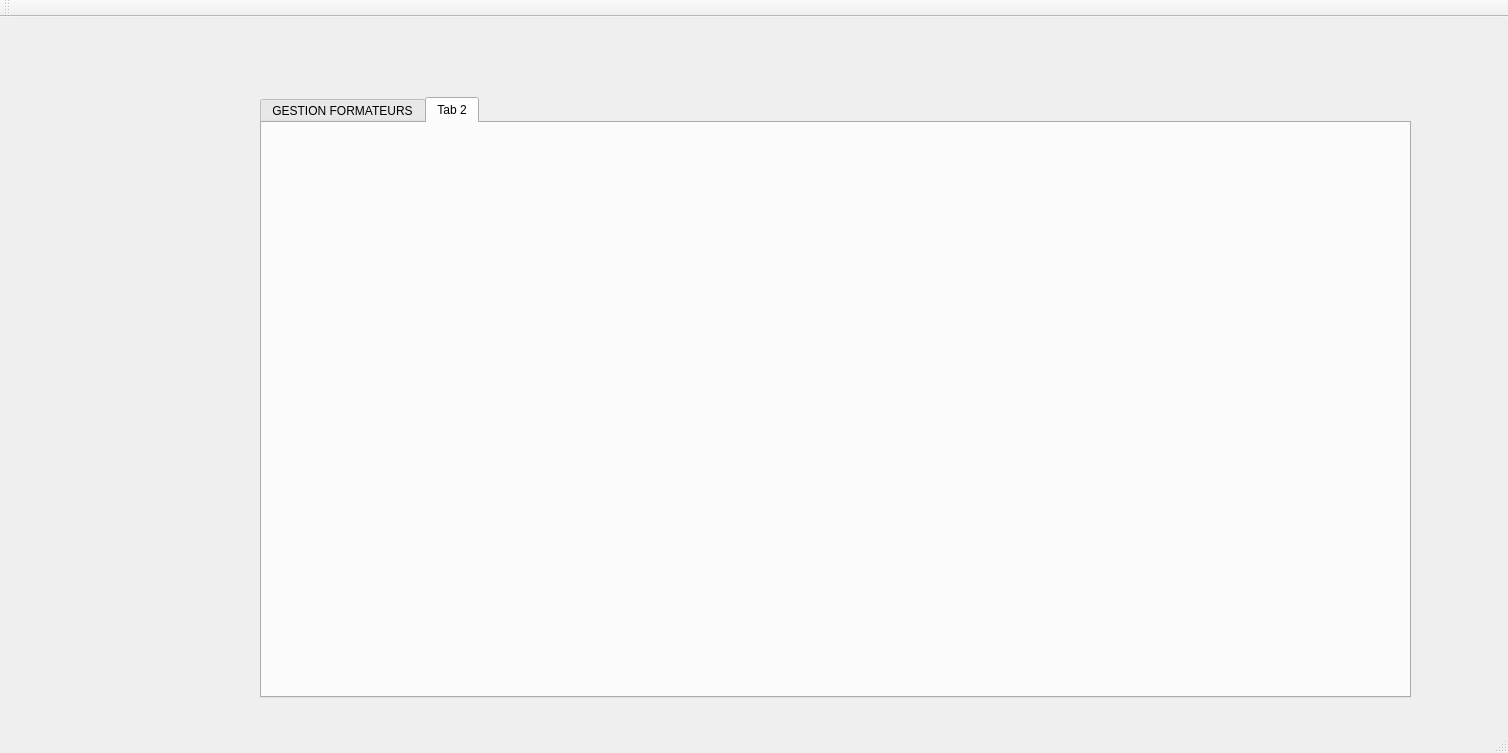
Above: mainwindow.ui from NouraneLammouchi/projetqt before the change. Below: the same form after it.
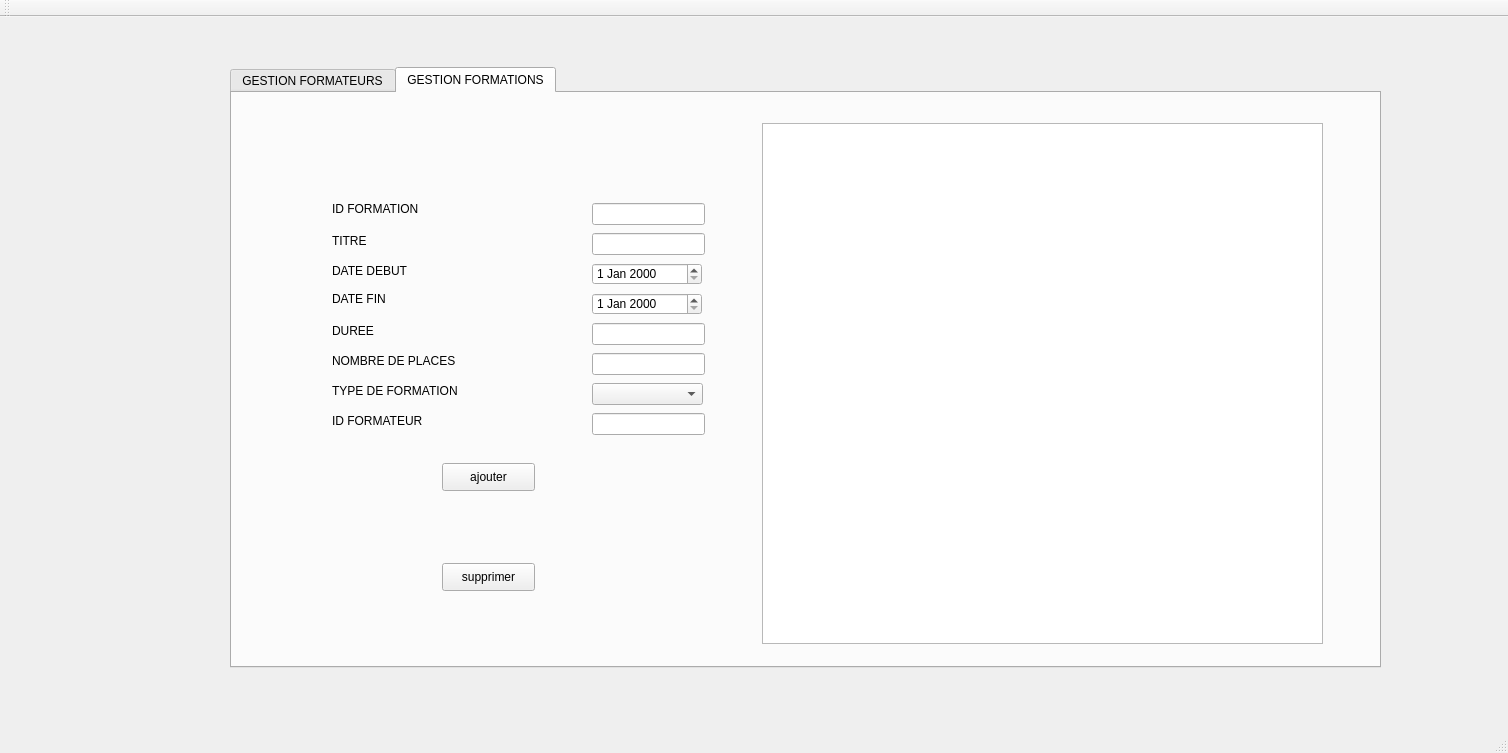
That is the form after the change. The open tabs and pages were chosen to show the change.

Commit message: ajouter/supprimer formations

What changed in the file:
```diff
--- a/mainwindow.ui
+++ b/mainwindow.ui
@@ -17,8 +17,8 @@
    <widget class="QTabWidget" name="tabWidget">
     <property name="geometry">
      <rect>
-      <x>260</x>
-      <y>80</y>
+      <x>230</x>
+      <y>50</y>
       <width>1151</width>
       <height>601</height>
      </rect>
@@ -207,8 +207,248 @@
     </widget>
     <widget class="QWidget" name="tab_2">
      <attribute name="title">
-      <string>Tab 2</string>
+      <string>GESTION FORMATIONS</string>
      </attribute>
+     <widget class="QPushButton" name="pushButton_ajouter_2">
+      <property name="geometry">
+       <rect>
+        <x>210</x>
+        <y>370</y>
+        <width>93</width>
+        <height>28</height>
+       </rect>
+      </property>
+      <property name="text">
+       <string>ajouter</string>
+      </property>
+     </widget>
+     <widget class="QTableView" name="tableView_formations">
+      <property name="geometry">
+       <rect>
+        <x>530</x>
+        <y>30</y>
+        <width>561</width>
+        <height>521</height>
+       </rect>
+      </property>
+     </widget>
+     <widget class="QLineEdit" name="lineEdit_nbrplace">
+      <property name="geometry">
+       <rect>
+        <x>360</x>
+        <y>260</y>
+        <width>113</width>
+        <height>22</height>
+       </rect>
+      </property>
+     </widget>
+     <widget class="QLineEdit" name="lineEdit_titre">
+      <property name="geometry">
+       <rect>
+        <x>360</x>
+        <y>140</y>
+        <width>113</width>
+        <height>22</height>
+       </rect>
+      </property>
+     </widget>
+     <widget class="QPushButton" name="pushButton_supprimer_2">
+      <property name="geometry">
+       <rect>
+        <x>210</x>
+        <y>470</y>
+        <width>93</width>
+        <height>28</height>
+       </rect>
+      </property>
+      <property name="text">
+       <string>supprimer</string>
+      </property>
+     </widget>
+     <widget class="QLabel" name="label_datefin">
+      <property name="geometry">
+       <rect>
+        <x>100</x>
+        <y>196</y>
+        <width>56</width>
+        <height>20</height>
+       </rect>
+      </property>
+      <property name="text">
+       <string>DATE FIN</string>
+      </property>
+     </widget>
+     <widget class="QLabel" name="label_id_formation">
+      <property name="geometry">
+       <rect>
+        <x>100</x>
+        <y>100</y>
+        <width>121</width>
+        <height>31</height>
+       </rect>
+      </property>
+      <property name="text">
+       <string>ID FORMATION</string>
+      </property>
+     </widget>
+     <widget class="QLabel" name="label_titre">
+      <property name="geometry">
+       <rect>
+        <x>100</x>
+        <y>140</y>
+        <width>56</width>
+        <height>16</height>
+       </rect>
+      </property>
+      <property name="text">
+       <string>TITRE</string>
+      </property>
+     </widget>
+     <widget class="QLabel" name="label_duree">
+      <property name="geometry">
+       <rect>
+        <x>100</x>
+        <y>230</y>
+        <width>81</width>
+        <height>16</height>
+       </rect>
+      </property>
+      <property name="text">
+       <string>DUREE</string>
+      </property>
+     </widget>
+     <widget class="QLineEdit" name="lineEdit_duree">
+      <property name="geometry">
+       <rect>
+        <x>360</x>
+        <y>230</y>
+        <width>113</width>
+        <height>22</height>
+       </rect>
+      </property>
+     </widget>
+     <widget class="QLabel" name="label_datedebut">
+      <property name="geometry">
+       <rect>
+        <x>100</x>
+        <y>170</y>
+        <width>91</width>
+        <height>16</height>
+       </rect>
+      </property>
+      <property name="text">
+       <string>DATE DEBUT</string>
+      </property>
+     </widget>
+     <widget class="QLabel" name="label_nbrplace">
+      <property name="geometry">
+       <rect>
+        <x>100</x>
+        <y>260</y>
+        <width>141</width>
+        <height>16</height>
+       </rect>
+      </property>
+      <property name="text">
+       <string>NOMBRE DE PLACES</string>
+      </property>
+     </widget>
+     <widget class="QLineEdit" name="lineEdit_id_formation">
+      <property name="geometry">
+       <rect>
+        <x>360</x>
+        <y>110</y>
+        <width>113</width>
+        <height>22</height>
+       </rect>
+      </property>
+     </widget>
+     <widget class="QLineEdit" name="lineEdit_id_formateur">
+      <property name="geometry">
+       <rect>
+        <x>360</x>
+        <y>320</y>
+        <width>113</width>
+        <height>22</height>
+       </rect>
+      </property>
+     </widget>
+     <widget class="QLabel" name="label_typeformation">
+      <property name="geometry">
+       <rect>
+        <x>100</x>
+        <y>290</y>
+        <width>151</width>
+        <height>16</height>
+       </rect>
+      </property>
+      <property name="text">
+       <string>TYPE DE FORMATION</string>
+      </property>
+     </widget>
+     <widget class="QLabel" name="label_id_formateur">
+      <property name="geometry">
+       <rect>
+        <x>100</x>
+        <y>320</y>
+        <width>101</width>
+        <height>16</height>
+       </rect>
+      </property>
+      <property name="text">
+       <string>ID FORMATEUR</string>
+      </property>
+     </widget>
+     <widget class="QDateEdit" name="dateEdit_debut">
+      <property name="geometry">
+       <rect>
+        <x>360</x>
+        <y>170</y>
+        <width>110</width>
+        <height>22</height>
+       </rect>
+      </property>
+     </widget>
+     <widget class="QDateEdit" name="dateEdit_fin">
+      <property name="geometry">
+       <rect>
+        <x>360</x>
+        <y>200</y>
+        <width>110</width>
+        <height>22</height>
+       </rect>
+      </property>
+     </widget>
+     <widget class="QComboBox" name="comboBox_type">
+      <property name="geometry">
+       <rect>
+        <x>360</x>
+        <y>290</y>
+        <width>111</width>
+        <height>22</height>
+       </rect>
+      </property>
+      <item>
+       <property name="text">
+        <string/>
+       </property>
+      </item>
+      <item>
+       <property name="text">
+        <string>mobile</string>
+       </property>
+      </item>
+      <item>
+       <property name="text">
+        <string>full stack</string>
+       </property>
+      </item>
+      <item>
+       <property name="text">
+        <string>marketing</string>
+       </property>
+      </item>
+     </widget>
     </widget>
    </widget>
   </widget>
```
Left out of the diff: 44 changed lines with no effect on the pictures. The commit also changes 5 other files.
